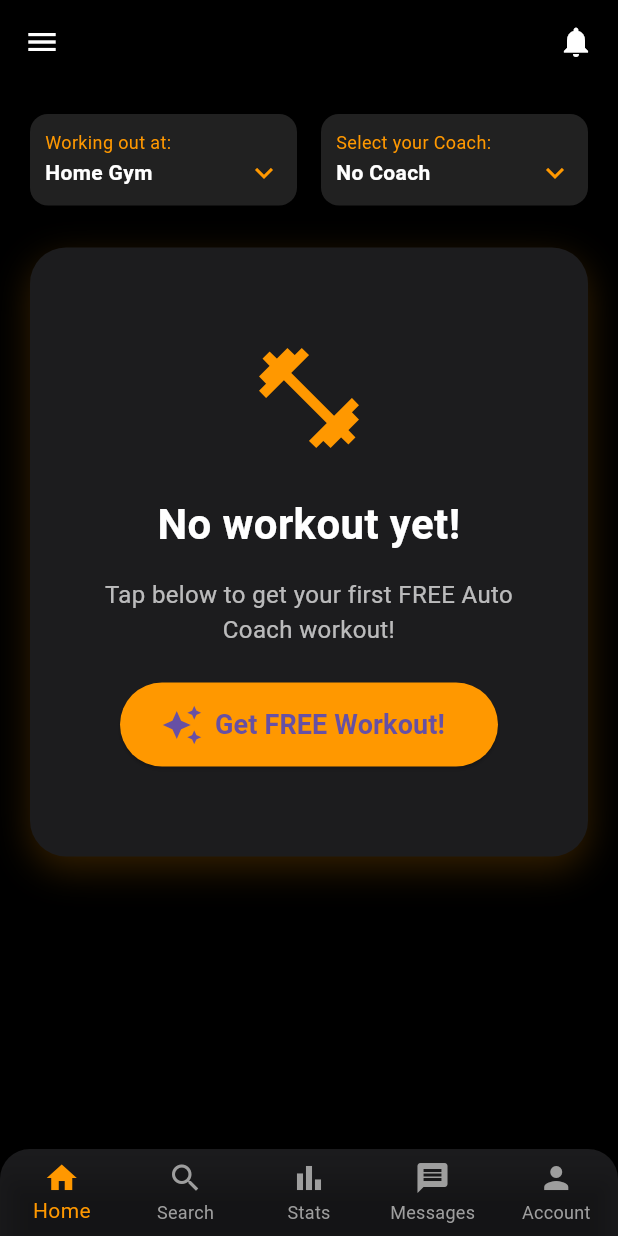
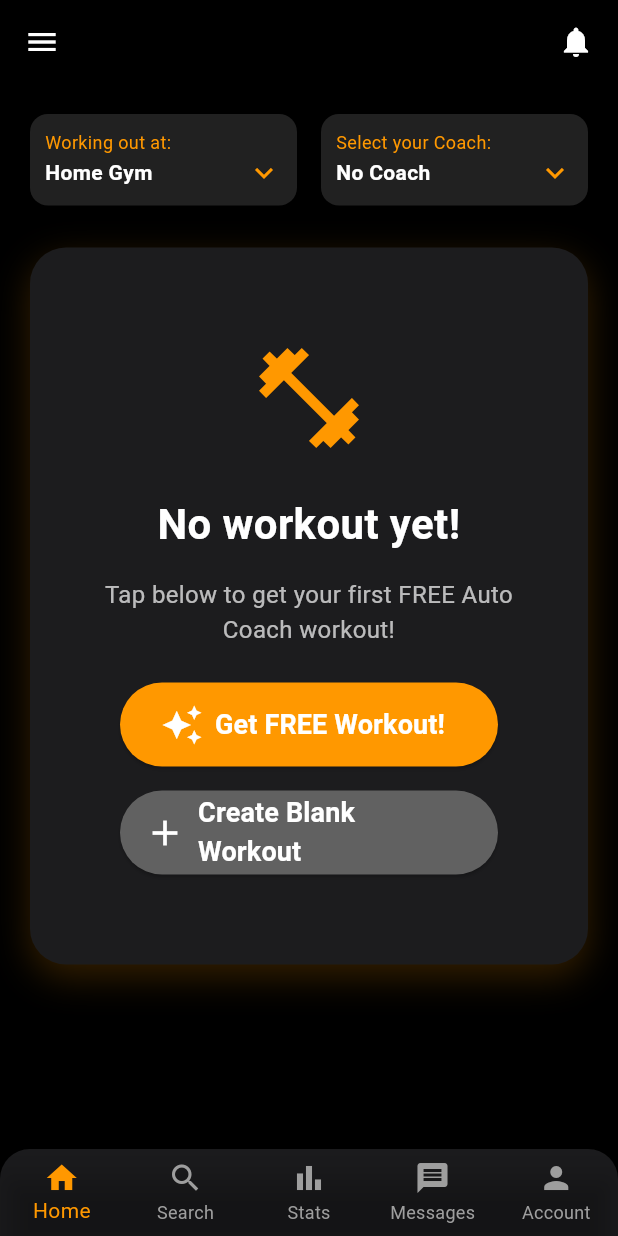
Before and after one commit to ottoorta/weightlifting-tracker, a Flutter app: the HomeScreen screen opened by its route, on a phone screen of 412 x 824 dp. Run offline on Flutter 3.47's test engine with Material 3 defaults, Android fonts, the phone set to English and light mode, and no system bars; our stand-ins replace audioplayers, chewie, cloud_firestore, firebase_auth, firebase_core, firebase_storage and 5 more; missing offline and left inert: flutter_facebook_auth; accounts and stored records are empty; Roboto replaces fonts that are missing (Montserrat).

Commit message:
feat(workout-card): add 'Create Blank Workout' button with white text
- Added new 'Create Blank Workout' button in empty state
- Creates a blank workout document in Firestore with empty exerciseIds
- Navigates directly to /workout_main with empty exercise list
- Fixed text color to white using foregroundColor: Colors.white
- Prevents purple text on dark background (theme override)
- Loading states and error handling included
- Consistent UI with 'Get FREE Workout!' button

Closes: manual workout creation
Tested: blank workout loads with 'Add Exercises' option

```diff
--- a/lib/widgets/workout_card.dart
+++ b/lib/widgets/workout_card.dart
@@ -360,7 +360,9 @@ class _WorkoutCardState extends State<WorkoutCard> {
           ),
           Padding(
             padding: const EdgeInsets.fromLTRB(40, 0, 40, 40),
-            child: ElevatedButton.icon(
+            child: Column(
+              children: [
+                ElevatedButton.icon(
                   onPressed: _isLoading ? null : () => _generateFreeWorkout(),
                   icon: _isLoading
                       ? const SizedBox(
@@ -369,15 +371,45 @@ class _WorkoutCardState extends State<WorkoutCard> {
                           child: CircularProgressIndicator(
                               color: Colors.white, strokeWidth: 2))
                       : const Icon(Icons.auto_awesome, size: 28),
-              label: Text(_isLoading ? "Generating..." : "Get FREE Workout!",
+                  label: Text(
+                      _isLoading ? "Generating..." : "Get FREE Workout!",
                       style: const TextStyle(
                           fontSize: 18, fontWeight: FontWeight.bold)),
                   style: ElevatedButton.styleFrom(
                     backgroundColor: Colors.orange,
+                    foregroundColor: Colors.white,
                     minimumSize: const Size(double.infinity, 56),
                     shape: RoundedRectangleBorder(
                         borderRadius: BorderRadius.circular(30)),
                   ),
+                ),
+                const SizedBox(height: 16),
+                ElevatedButton.icon(
+                  onPressed: _isLoading ? null : () => _createBlankWorkout(),
+                  icon: _isLoading
+                      ? const SizedBox(
+                          width: 20,
+                          height: 20,
+                          child: CircularProgressIndicator(
+                              color: Colors.white, strokeWidth: 2))
+                      : const Icon(Icons.add, size: 28),
+                  label: Text(
+                    _isLoading ? "Creating..." : "Create Blank Workout",
+                    style: const TextStyle(
+                        fontSize: 18,
+                        fontWeight: FontWeight.bold,
+                        color: Colors.white),
+                  ),
+                  style: ElevatedButton.styleFrom(
+                    backgroundColor: Colors.grey[700],
+                    foregroundColor:
+                        Colors.white, // This forces icon + text to white
+                    minimumSize: const Size(double.infinity, 56),
+                    shape: RoundedRectangleBorder(
+                        borderRadius: BorderRadius.circular(30)),
+                  ),
+                ),
+              ],
             ),
           ),
         ],
@@ -484,4 +516,44 @@ class _WorkoutCardState extends State<WorkoutCard> {
       setState(() => _isLoading = false);
     }
   }
+
+  Future<void> _createBlankWorkout() async {
+    if (_isLoading) return;
+    setState(() => _isLoading = true);
+    final uid = FirebaseAuth.instance.currentUser!.uid;
+
+    try {
+      final date = DateTime.now().toIso8601String().split('T')[0];
+      final docRef =
+          await FirebaseFirestore.instance.collection('workouts').add({
+        'uid': uid,
+        'date': date,
+        'duration': 0,
+        'coach': 'No Coach',
+        'coachPhoto': '',
+        'exerciseIds': [],
+        'createdAt': FieldValue.serverTimestamp(),
+      });
+
+      final workout = {
+        'id': docRef.id,
+        'date': date,
+        'duration': 0,
+        'coach': 'No Coach',
+        'coachPhoto': '',
+        'exerciseIds': [],
+      };
+
+      _navigateToWorkoutMain(workout, []);
+      ScaffoldMessenger.of(context).showSnackBar(const SnackBar(
+          content: Text("Blank Workout Created!"),
+          backgroundColor: Colors.green));
+    } catch (e) {
+      print("ERROR: $e");
+      ScaffoldMessenger.of(context).showSnackBar(
+          const SnackBar(content: Text("Failed to create blank workout")));
+    } finally {
+      setState(() => _isLoading = false);
     }
+  }
+}
```
Lines whose indentation alone changed are shown as unchanged.
